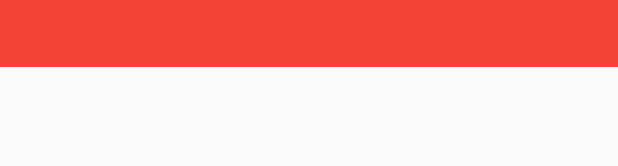
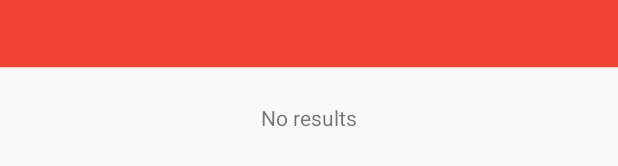
Before and after one commit to hsallajo/AndroidMakeItMaterial, an Android app: the layout activity_article_list.xml on its own in the app's theme, with its tools: preview values and no code run, on a phone screen of 412 x 824 dp. Shown: the part 161-327 px from the top of the screen. Run offline under Robolectric (Android 15) with nearby library versions, the phone set to English and light mode, and no system bars.

Commit message:
Shows msg when app started 1st time offline

```diff
--- a/XYZReader/src/main/java/com/example/xyzreader/ui/ArticleListActivity.java
+++ b/XYZReader/src/main/java/com/example/xyzreader/ui/ArticleListActivity.java
@@ -160,6 +160,11 @@ public class ArticleListActivity extends AppCompatActivity implements
     @Override
     public void onLoadFinished(@NonNull Loader<Cursor> loader, Cursor cursor) {
 
+        if(cursor.getCount() != 0){
+            TextView tv = findViewById(R.id.tv_no_results);
+            tv.setVisibility(View.GONE);
+        }
+
         Adapter adapter = new Adapter(cursor);
         adapter.setHasStableIds(true);
         mRecyclerView.setAdapter(adapter);
--- a/XYZReader/src/main/res/layout/activity_article_list.xml
+++ b/XYZReader/src/main/res/layout/activity_article_list.xml
@@ -46,6 +46,18 @@
         android:layout_height="wrap_content"
         app:layout_behavior="@string/appbar_scrolling_view_behavior">
 
+        <FrameLayout
+            android:layout_width="match_parent"
+            android:layout_height="match_parent">
+
+        <TextView
+            android:id="@+id/tv_no_results"
+            android:layout_width="wrap_content"
+            android:layout_height="wrap_content"
+            android:layout_gravity="center_horizontal"
+            android:paddingTop="@dimen/list_padding_top"
+            android:text="@string/msg_database_query_no_result"/>
+
         <android.support.v7.widget.RecyclerView
             android:id="@+id/recycler_view"
             android:layout_width="match_parent"
@@ -56,6 +68,8 @@
             android:paddingLeft="@dimen/list_side_margin"
             android:paddingRight="@dimen/list_side_margin"
             android:paddingBottom="24dp" />
+
+        </FrameLayout>
     </android.support.v4.widget.SwipeRefreshLayout>
 
 </android.support.design.widget.CoordinatorLayout>
--- a/XYZReader/src/main/res/values/strings.xml
+++ b/XYZReader/src/main/res/values/strings.xml
@@ -12,5 +12,6 @@
     <string name="share_comment">Just wanted to share you this great article:</string>
     <string name="share_comment_date">Date:</string>
     <string name="share_dialog_title">Share the article</string>
+    <string name="msg_database_query_no_result">No results</string>
 
 </resources>
```
